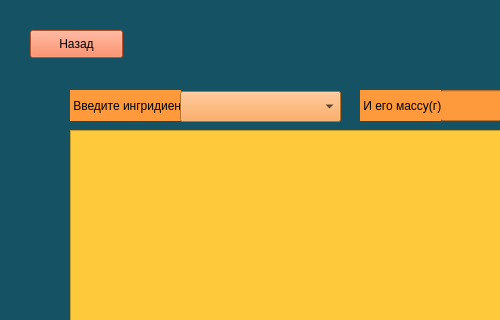
First picture: the form in cteate_dish.ui, repository SuperNauMisha/Meals, before the edit; both pictures show x 0 to 500 and y 0 to 320 of the 1252 by 486 pixel window.
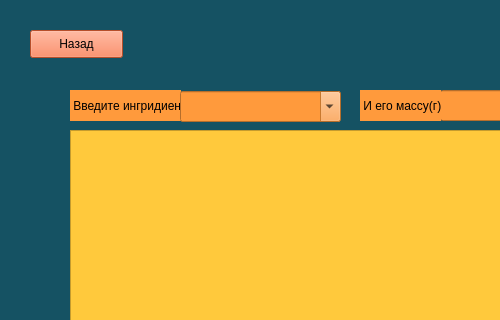
Second picture: the form after the edit.

Patch:
```diff
--- a/cteate_dish.ui
+++ b/cteate_dish.ui
@@ -248,6 +248,9 @@
     <property name="styleSheet">
      <string notr="true">background-color: rgb(255, 154, 60);</string>
     </property>
+    <property name="editable">
+     <bool>true</bool>
+    </property>
    </widget>
    <widget class="QScrollArea" name="dishScroll">
     <property name="geometry">
```
